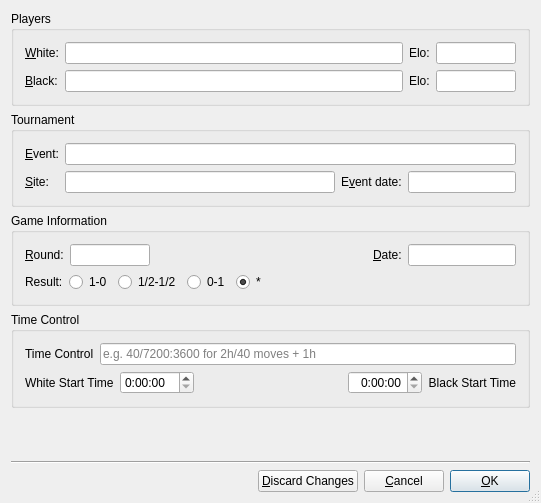
This is src/gui/savedialog.ui in madnight/chessx as Qt 5 draws it before an edit. The edited form follows.
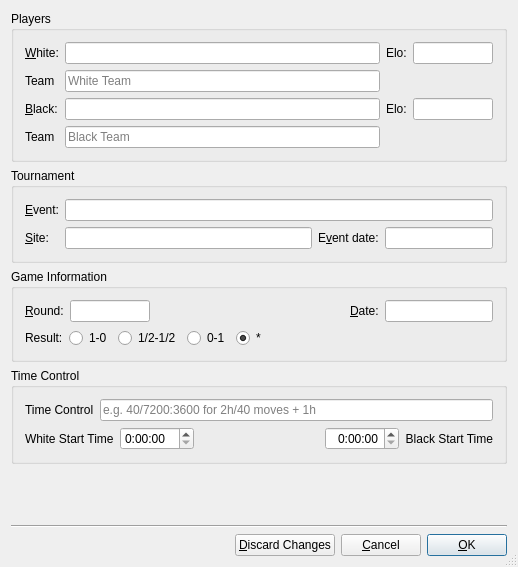
This is the edited form.

Commit message: New Feature: Support Team Tags when saving games

What changed in the file:
```diff
--- a/src/gui/savedialog.ui
+++ b/src/gui/savedialog.ui
@@ -6,8 +6,8 @@
    <rect>
     <x>0</x>
     <y>0</y>
-    <width>541</width>
-    <height>503</height>
+    <width>518</width>
+    <height>567</height>
    </rect>
   </property>
   <property name="windowTitle">
@@ -73,23 +73,7 @@
       <string>Players</string>
      </property>
      <layout class="QGridLayout">
-      <item row="1" column="3">
-       <widget class="QLineEdit" name="blackEloEdit">
-        <property name="sizePolicy">
-         <sizepolicy hsizetype="Fixed" vsizetype="Fixed">
-          <horstretch>0</horstretch>
-          <verstretch>0</verstretch>
-         </sizepolicy>
-        </property>
-        <property name="maximumSize">
-         <size>
-          <width>80</width>
-          <height>32767</height>
-         </size>
-        </property>
-       </widget>
-      </item>
-      <item row="1" column="2">
+      <item row="2" column="2">
        <widget class="QLabel" name="textLabel2_2">
         <property name="text">
          <string>Elo:</string>
@@ -129,6 +113,16 @@
         </property>
        </widget>
       </item>
+      <item row="2" column="1">
+       <widget class="QLineEdit" name="blackEdit">
+        <property name="sizePolicy">
+         <sizepolicy hsizetype="Expanding" vsizetype="Fixed">
+          <horstretch>0</horstretch>
+          <verstretch>0</verstretch>
+         </sizepolicy>
+        </property>
+       </widget>
+      </item>
       <item row="0" column="1">
        <widget class="QLineEdit" name="whiteEdit">
         <property name="sizePolicy">
@@ -139,17 +133,7 @@
         </property>
        </widget>
       </item>
-      <item row="1" column="1">
-       <widget class="QLineEdit" name="blackEdit">
-        <property name="sizePolicy">
-         <sizepolicy hsizetype="Expanding" vsizetype="Fixed">
-          <horstretch>0</horstretch>
-          <verstretch>0</verstretch>
-         </sizepolicy>
-        </property>
-       </widget>
-      </item>
-      <item row="1" column="0">
+      <item row="2" column="0">
        <widget class="QLabel" name="textLabel1_2">
         <property name="text">
          <string>&amp;Black:</string>
@@ -159,6 +143,50 @@
         </property>
        </widget>
       </item>
+      <item row="2" column="3">
+       <widget class="QLineEdit" name="blackEloEdit">
+        <property name="sizePolicy">
+         <sizepolicy hsizetype="Fixed" vsizetype="Fixed">
+          <horstretch>0</horstretch>
+          <verstretch>0</verstretch>
+         </sizepolicy>
+        </property>
+        <property name="maximumSize">
+         <size>
+          <width>80</width>
+          <height>32767</height>
+         </size>
+        </property>
+       </widget>
+      </item>
+      <item row="1" column="0">
+       <widget class="QLabel" name="label_5">
+        <property name="text">
+         <string>Team</string>
+        </property>
+       </widget>
+      </item>
+      <item row="3" column="0">
+       <widget class="QLabel" name="label_6">
+        <property name="text">
+         <string>Team</string>
+        </property>
+       </widget>
+      </item>
+      <item row="1" column="1">
+       <widget class="QLineEdit" name="whiteTeamEdit">
+        <property name="placeholderText">
+         <string>White Team</string>
+        </property>
+       </widget>
+      </item>
+      <item row="3" column="1">
+       <widget class="QLineEdit" name="blackTeamEdit">
+        <property name="placeholderText">
+         <string>Black Team</string>
+        </property>
+       </widget>
+      </item>
      </layout>
     </widget>
    </item>
```
The commit also changes 2 other files.
